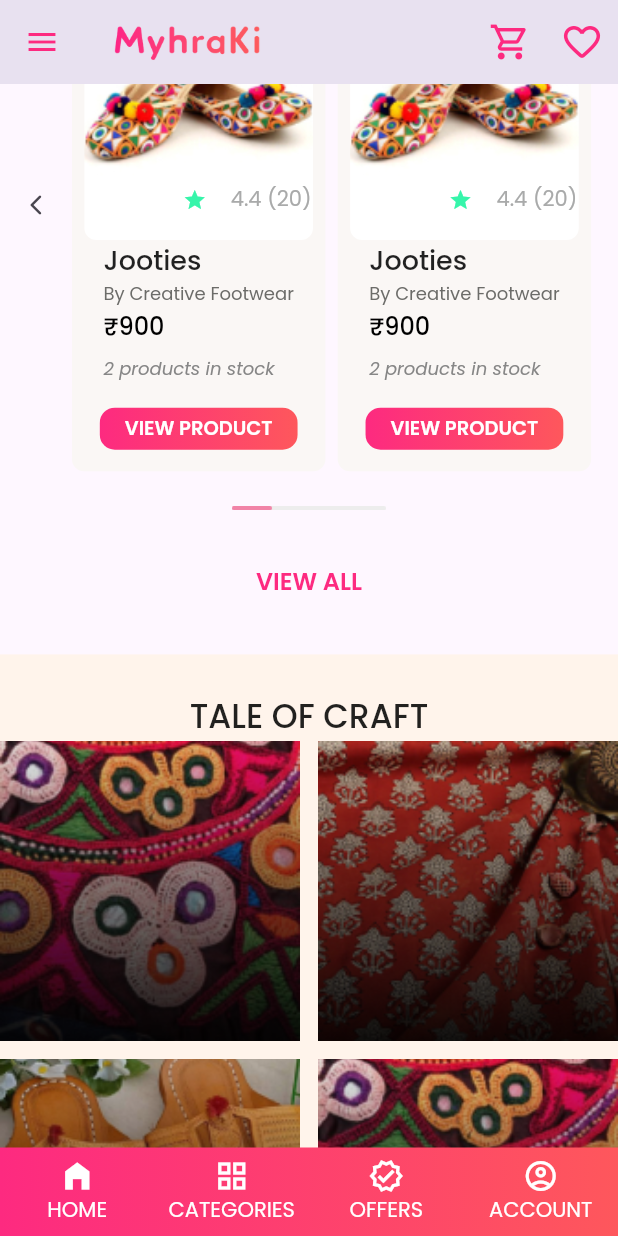
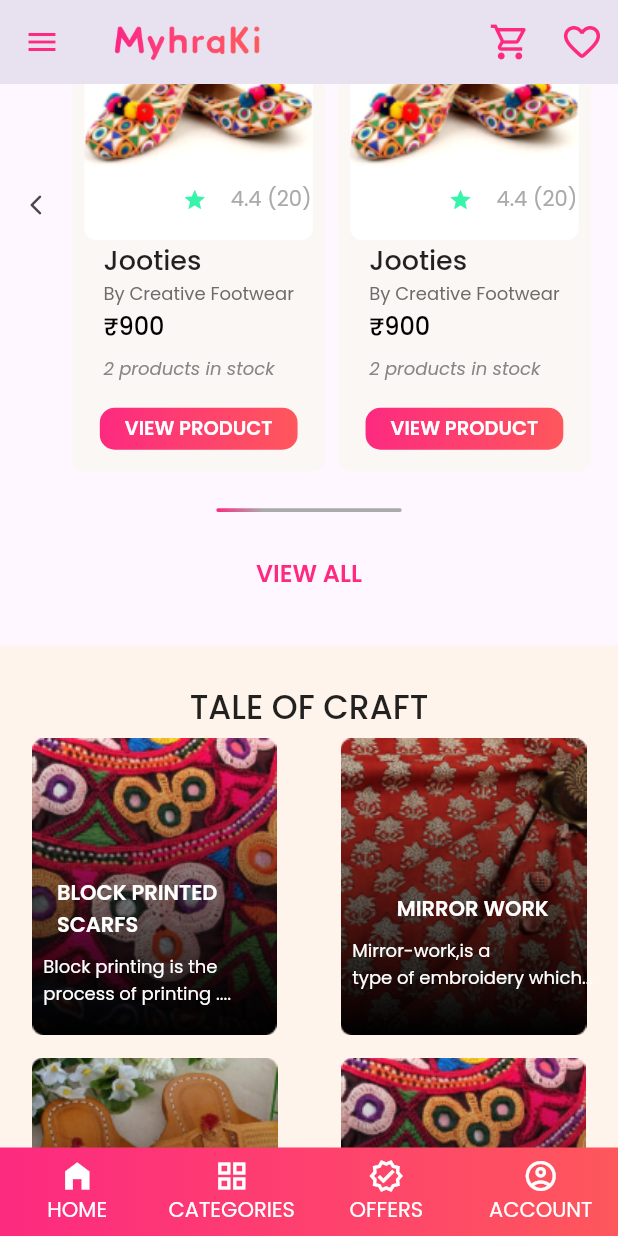
Before and after one commit to Sandrapc1/platformMyhraki, a Flutter app: the screen it shows after launch, scrolled down 576 dp, after a tap on "VIEW ALL", on a phone screen of 412 x 824 dp. Run offline on Flutter 3.47's test engine with Material 2 defaults, Android fonts, the phone set to English and light mode, and no system bars; our stand-ins replace carousel_slider, google_fonts.

Commit message:
completed popular ideas and footwears

```diff
--- a/lib/core/colors.dart
+++ b/lib/core/colors.dart
@@ -9,3 +9,4 @@ const Color lettercolor=Color(0xFF8686865);
 const Color lightgrey=Color(0xFFFAF7F5);
 const Color green=Color(0xFF029F4A5);
 const Color light=Color(0xFFFFF4EB);
+const Color viewall=Color.fromARGB(255, 240, 237, 237);
--- a/lib/src/views/carousel slider.dart
+++ b/lib/src/views/carouselslider_screen.dart
@@ -1,3 +1,5 @@
+// ignore_for_file: library_private_types_in_public_api
+
 import 'package:carousel_slider/carousel_slider.dart';
 import 'package:flutter/material.dart';
 import 'package:platform_myhrakii/core/colors.dart';
@@ -23,7 +25,7 @@ class _CarouselSliderDemoState extends State<CarouselSliderDemo> {
       children: [
         SizedBox(
           height: 150.0,
-          width: 360,
+          width: 390,
           child: CarouselSlider(
             items: carouselImage.map((carouselImage) {
               return _buildCarouselItem(carouselImage);
@@ -31,7 +33,7 @@ class _CarouselSliderDemoState extends State<CarouselSliderDemo> {
             options: CarouselOptions(
               height: 200.0,
               enlargeCenterPage: true,
-              autoPlay: true,
+              autoPlay: false,
               autoPlayInterval: const Duration(seconds: 2),
               autoPlayAnimationDuration: const Duration(milliseconds: 800),
               autoPlayCurve: Curves.fastOutSlowIn,
--- a/lib/src/views/craft_widget.dart
+++ /dev/null
@@ -1,110 +0,0 @@
-// import 'package:flutter/material.dart';
-// import '../../core/colors.dart';
-
-// class CraftWidget extends StatelessWidget {
-//   const CraftWidget({
-//     Key? key,
-//     required this.size,
-//   }) : super(key: key);
-
-//   final Size size;
-
-//   @override
-//   Widget build(BuildContext context) {
-//     return Container(
-//       height: size.height * 0.5,
-//       width: size.width,
-//       color: light,
-//       child: Column(
-//         mainAxisAlignment: MainAxisAlignment.center,
-//         children: [
-//           SizedBox(height: size.height * 0.03),
-//           const Text(
-//             'TALE OF CRAFT',
-//             style: TextStyle(fontSize: 22, fontWeight: FontWeight.w500),
-//           ),
-//           Expanded(
-//             child: Center(
-//               child: GridView.builder(
-//                 physics: const NeverScrollableScrollPhysics(),
-//                 gridDelegate: const SliverGridDelegateWithFixedCrossAxisCount(
-//                   crossAxisCount: 2,
-//                   crossAxisSpacing: 12,
-//                   mainAxisSpacing: 12,
-//                 ),
-//                 itemCount: 4,
-//                 itemBuilder: (context, index) {
-//                   return Container(
-//                     height: size.height * 0.02,
-//                     width: size.width * 0.01,
-//                     decoration: BoxDecoration(
-//                       borderRadius: BorderRadius.circular(12),
-//                       color: green,
-//                     ),
-//                   );
-//                 },
-//               ),
-//             ),
-//           ),
-//         ],
-//       ),
-//     );
-//   }
-// }
-
-
-
-import 'package:flutter/material.dart';
-import '../../core/colors.dart';
-
-class CraftWidget extends StatelessWidget {
-   CraftWidget({
-    Key? key,
-    required this.size,
-  }) : super(key: key);
-
-  final Size size;
-
-  final List<String> assetImages = ['assets/images/Rectangle 162262.png', 'assets/images/Rectangle 162261.png', 'assets/images/Rectangle 162261 (1).png', 'assets/images/Rectangle 162262.png'];
-
-  @override
-  Widget build(BuildContext context) {
-    return Container(
-      // height: size.height * 0.5,
-      height: 500,
-      width: size.width,
-      color: light,
-      child: Column(
-        mainAxisAlignment: MainAxisAlignment.center,
-        children: [
-          SizedBox(height: size.height * 0.03),
-          const Text(
-            'TALE OF CRAFT',
-            style: TextStyle(fontSize: 22, fontWeight: FontWeight.w500),
-          ),
-          Expanded(
-            child: Center(
-              child: GridView.builder(
-                physics: const NeverScrollableScrollPhysics(),
-                gridDelegate: const SliverGridDelegateWithFixedCrossAxisCount(
-                  crossAxisCount: 2,
-                  crossAxisSpacing: 12,
-                  mainAxisSpacing: 12,
-                ),
-                itemCount: 4,
-                itemBuilder: (context, index) {
-                  return Image.asset(
-                    assetImages[index],
-                    height: size.height * 0.02,
-                    width: size.width * 0.01,
-                    fit: BoxFit.cover,
-                  );
-                },
-              ),
-            ),
-          ),
-        ],
-      ),
-    );
-  }
-}
--- /dev/null
+++ b/lib/src/views/craft_widget_screen.dart
@@ -0,0 +1,119 @@
+import 'package:flutter/material.dart';
+import '../../core/colors.dart';
+
+class CraftWidget extends StatelessWidget {
+  CraftWidget({
+    Key? key,
+    required this.size,
+  }) : super(key: key);
+
+  final Size size;
+
+  final List<Map<String, String>> assetImages = [
+    {
+      'assetImages': 'assets/images/Rectangle 162262.png',
+      'craftText': 'BLOCK PRINTED\nSCARFS',
+      'subText': 'Block printing is the\nprocess of printing ....'
+    },
+    {
+      'assetImages': 'assets/images/Rectangle 162261.png',
+      'craftText': 'MIRROR WORK',
+      'subText': 'Mirror-work,is a\ntype of embroidery which...'
+    },
+    {
+      'assetImages': 'assets/images/Rectangle 162261 (1).png',
+      'craftText': 'KOLHAPURI\nCHAPPALS',
+      'subText': 'Kolhapuri chappals are \nIndian decorati...'
+    },
+    {
+      'assetImages': 'assets/images/Rectangle 162262.png',
+      'craftText': 'BLOCK PRINTED\nSCARFS',
+      'subText': 'Block printing is the\nprocess of printing ....'
+    }
+  ];
+
+  @override
+  Widget build(BuildContext context) {
+    return Container(
+        // height: size.height * 0.5,
+        height: size.height * 0.68,
+        width: size.width,
+        color: light,
+        child: Column(
+          children: [
+            SizedBox(height: size.height * 0.03),
+            const Text(
+              'TALE OF CRAFT',
+              style: TextStyle(fontSize: 22, fontWeight: FontWeight.w500),
+            ),
+            Expanded(
+                child: GridView.builder(
+                    physics: const NeverScrollableScrollPhysics(),
+                    gridDelegate:
+                        const SliverGridDelegateWithFixedCrossAxisCount(
+                      crossAxisCount: 2,
+                      crossAxisSpacing: 0,
+                      mainAxisSpacing: 7,
+                    ),
+                    itemCount: 4,
+                    itemBuilder: (context, index) {
+                      return Container(
+                        alignment: Alignment.centerLeft,
+                        height: size.height,
+                        decoration: BoxDecoration(
+                            borderRadius: BorderRadius.circular(10),
+                            image: DecorationImage(
+                                image: AssetImage(
+                                    assetImages[index]['assetImages']!))),
+                        child: Padding(
+                          padding: EdgeInsets.only(
+                              left: size.width * 0.07, top: size.height * 0.09),
+                          child: Column(
+                            // crossAxisAlignment: CrossAxisAlignment.start,
+                            mainAxisAlignment: MainAxisAlignment.center,
+                            children: [
+                              Text(
+                                assetImages[index]['craftText']!,
+                                style: const TextStyle(
+                                    color: white,
+                                    fontSize: 14,
+                                    fontWeight: FontWeight.w600),
+                              ),
+                              SizedBox(height: size.height * 0.01),
+                              Text(
+                                assetImages[index]['subText']!,
+                                style: const TextStyle(
+                                    color: white,
+                                    fontSize: 12,
+                                    fontWeight: FontWeight.w400),
+                              ),
+                            ],
+                          ),
+                        ),
+                      );
+                    })),
+            Container(
+              height: size.height * 0.003,
+              width: size.width * 0.3,
+              decoration: BoxDecoration(
+                  borderRadius: BorderRadius.circular(10),
+                  gradient: const LinearGradient(
+                      colors: [primary, grey, grey, grey, grey],
+                      begin: Alignment.centerLeft,
+                      end: Alignment.centerRight),
+                  color: primary),
+            ),
+            SizedBox(height: size.height * 0.02),
+            TextButton(
+                onPressed: () {},
+                child: const Text(
+                  'VIEW ALL',
+                  style: TextStyle(
+                      color: primary,
+                      fontSize: 16,
+                      fontWeight: FontWeight.w600),
+                )),
+          ],
+        ));
+  }
+}
--- /dev/null
+++ b/lib/src/views/customerdetails_screen.dart
@@ -0,0 +1,127 @@
+// import 'package:flutter/material.dart';
+// import '../../core/colors.dart';
+
+// class CustomerDetails extends StatelessWidget {
+//   const CustomerDetails({
+//     super.key,
+//     required this.size,
+//   });
+
+//   final Size size;
+
+//   @override
+//   Widget build(BuildContext context) {
+//     return Container(
+//       height: size.height * 0.2,
+//       width: size.width,
+//       color: pink,
+//       child: ListView.builder(
+//         scrollDirection: Axis.horizontal,
+//         itemBuilder: (context, index) {
+//           return  Padding(
+//             padding: const EdgeInsets.all(10.0),
+//             child: Column(
+//               // crossAxisAlignment: CrossAxisAlignment.center,
+//               // mainAxisAlignment: MainAxisAlignment.center,
+//               children: [
+//                 Container(
+//                   height: size.height*0.15,
+//                   width: size.width,
+//                   color: green,
+//                   child: Row(
+//                     children: [
+//                       Container(
+//                         alignment: Alignment.topCenter,
+//                         height: size.height * 0.05,
+//                         width: size.width * 0.08,
+//                         decoration: BoxDecoration(
+//                           borderRadius: BorderRadius.circular(45),
+//                           image: DecorationImage(image: AssetImage('assets/images/profile.jpg'),fit: BoxFit.cover)
+//                         ),
+
+//                       ),
+//                     ],
+//                   ),
+//                 )
+//               ],
+//             ),
+//           );
+//         },
+
+//       ),
+//     );
+//   }
+// }
+
+// ignore_for_file: must_be_immutable
+
+import 'package:flutter/material.dart';
+import '../../core/colors.dart';
+
+class CustomerDetails extends StatelessWidget {
+  CustomerDetails({
+    super.key,
+    required this.size,
+  });
+
+  final Size size;
+  List <Map<String , String>>popularItems = [
+    {'popularImage':'assets/image/profile.jpg','populatText':'Sheena Mittal'},
+   { 'popularImage':'assets/images/profile.jpg','populatText':'Sheena Mittal'}
+  ];
+
+  @override
+  Widget build(BuildContext context) {
+    return Container(
+      height: size.height * 0.25,
+      width: size.width,
+      color: green,
+      child: ListView.builder(
+        itemCount: 2,
+        scrollDirection: Axis.horizontal,
+        itemBuilder: (context, index) {
+          return Padding(
+            padding: const EdgeInsets.all(8.0),
+            child: Column(
+              crossAxisAlignment: CrossAxisAlignment.start,
+              mainAxisAlignment: MainAxisAlignment.center,
+              children: [
+                Container(
+                  height: size.height * 0.2,
+                  width: size.width * 0.54,
+                  decoration: BoxDecoration(
+                      color: viewall, borderRadius: BorderRadius.circular(10)),
+                  child: Column(
+                    children: [
+                      SizedBox(height: size.height * 0.01),
+                      Container(
+                        height: size.height * 0.13,
+                        width: size.width * 0.5,
+                        decoration: BoxDecoration(
+                            // color: pink,
+                            borderRadius: BorderRadius.circular(10),
+                            image: DecorationImage(
+                                image: AssetImage(popularItems[index]['popularImage']!),
+                                fit: BoxFit.cover)),
+                      ),
+                       Text(
+                       popularItems[index]['populatText']!,
+                        style: const TextStyle(
+                            fontWeight: FontWeight.w500, fontSize: 16),
+                      ),
+                      // const Text(
+                      //   '“I love the Platform very much as it gives\n us great opportunities and also exposure to all small business owners!”',
+                      //   style:
+                      //       TextStyle(color: grey, fontWeight: FontWeight.w400),
+                      // ),
+                    ],
+                  ),
+                ),
+              ],
+            ),
+          );
+        },
+      ),
+    );
+  }
+}
--- a/lib/src/views/home_screen.dart
+++ b/lib/src/views/home_screen.dart
@@ -1,12 +1,14 @@
 import 'package:flutter/material.dart';
 import 'package:platform_myhrakii/core/colors.dart';
-import 'package:platform_myhrakii/src/views/CategoriesRow.dart';
+import 'package:platform_myhrakii/src/views/categoriesRow_screen.dart';
 import 'package:platform_myhrakii/src/views/bottamnavigation.dart';
-import 'package:platform_myhrakii/src/views/carousel%20slider.dart';
+import 'package:platform_myhrakii/src/views/carouselslider_screen.dart';
 import 'package:platform_myhrakii/src/views/cart_screen.dart';
 import 'package:platform_myhrakii/src/views/favorite_scree.dart';
-import 'craft_widget.dart';
-import 'footwearrow.dart';
+import 'package:platform_myhrakii/src/views/popularides_screen.dart';
+import 'craft_widget_screen.dart';
+import 'customerdetails_screen.dart';
+import 'footwearrow_screen.dart';
 
 class HomeScreen extends StatelessWidget {
   const HomeScreen({super.key});
@@ -92,11 +94,19 @@ class HomeScreen extends StatelessWidget {
             ),
             SizedBox(height: size.height * 0.03),
             FootwearRow(size: size),
-            Image(
-              image: const AssetImage('assets/images/line.png'),
-              width: size.width * 0.25,
-              height: size.height * 0.06,
+            SizedBox(height: size.height * 0.03),
+            Container(
+              height: size.height * 0.003,
+              width: size.width * 0.3,
+              decoration: BoxDecoration(
+                  borderRadius: BorderRadius.circular(10),
+                  gradient: const LinearGradient(
+                      colors: [primary, grey, grey, grey, grey],
+                      begin: Alignment.centerLeft,
+                      end: Alignment.centerRight),
+                  color: primary),
             ),
+            SizedBox(height: size.height * 0.02),
             TextButton(
                 onPressed: () {},
                 child: const Text(
@@ -106,9 +116,38 @@ class HomeScreen extends StatelessWidget {
                       fontSize: 16,
                       fontWeight: FontWeight.w600),
                 )),
-                SizedBox(height:size.height*0.03),
-                CraftWidget(size: size),
-                Text('agddddddddddddddddddddddddd')
+            SizedBox(height: size.height * 0.03),
+            CraftWidget(size: size),
+            SizedBox(height: size.height * 0.03),
+            const Text('POPULAR  GIFT  IDEAS',
+                style: TextStyle(fontWeight: FontWeight.w500, fontSize: 22)),
+            PopularIdeasScreen(size: size),
+            SizedBox(height: size.height * 0.03),
+            Container(
+              height: size.height * 0.003,
+              width: size.width * 0.3,
+              decoration: BoxDecoration(
+                  borderRadius: BorderRadius.circular(10),
+                  gradient: const LinearGradient(
+                      colors: [primary, grey, grey, grey, grey],
+                      begin: Alignment.centerLeft,
+                      end: Alignment.centerRight),
+                  color: primary),
+            ),
+            SizedBox(height: size.height * 0.02),
+            TextButton(
+                onPressed: () {},
+                child: const Text(
+                  'VIEW ALL',
+                  style: TextStyle(
+                      color: primary,
+                      fontSize: 16,
+                      fontWeight: FontWeight.w600),
+                )),
+                 SizedBox(height: size.height * 0.03),
+            const Text('CUSTOMER REVIEWS',style: TextStyle(fontWeight: FontWeight.w500, fontSize: 22)),
+            SizedBox(height: size.height * 0.03),
+            CustomerDetails(size: size)
           ],
         ),
       ),
--- /dev/null
+++ b/lib/src/views/popularides_screen.dart
@@ -0,0 +1,72 @@
+// ignore_for_file: must_be_immutable
+
+import 'package:flutter/material.dart';
+import '../../core/colors.dart';
+
+class PopularIdeasScreen extends StatelessWidget {
+  PopularIdeasScreen({
+    super.key,
+    required this.size,
+  });
+
+  final Size size;
+  List <Map<String , String>>popularItems = [
+    {'popularImage':'assets/images/popularjutti.jpg','populatText':'Footwear'},
+   { 'popularImage':'assets/images/popularbag.jpg','populatText':'Bags'}
+  ];
+
+  @override
+  Widget build(BuildContext context) {
+    return SizedBox(
+      height: size.height * 0.25,
+      width: size.width,
+      // color: green,
+      child: ListView.builder(
+        itemCount: 2,
+        scrollDirection: Axis.horizontal,
+        itemBuilder: (context, index) {
+          return Padding(
+            padding: const EdgeInsets.all(8.0),
+            child: Column(
+              crossAxisAlignment: CrossAxisAlignment.start,
+              mainAxisAlignment: MainAxisAlignment.center,
+              children: [
+                Container(
+                  height: size.height * 0.2,
+                  width: size.width * 0.54,
+                  decoration: BoxDecoration(
+                      color: viewall, borderRadius: BorderRadius.circular(10)),
+                  child: Column(
+                    children: [
+                      SizedBox(height: size.height * 0.01),
+                      Container(
+                        height: size.height * 0.13,
+                        width: size.width * 0.5,
+                        decoration: BoxDecoration(
+                            // color: pink,
+                            borderRadius: BorderRadius.circular(10),
+                            image: DecorationImage(
+                                image: AssetImage(popularItems[index]['popularImage']!),
+                                fit: BoxFit.cover)),
+                      ),
+                       Text(
+                       popularItems[index]['populatText']!,
+                        style: const TextStyle(
+                            fontWeight: FontWeight.w500, fontSize: 16),
+                      ),
+                      const Text(
+                        'Gifted By 50 people',
+                        style:
+                            TextStyle(color: grey, fontWeight: FontWeight.w400),
+                      ),
+                    ],
+                  ),
+                ),
+              ],
+            ),
+          );
+        },
+      ),
+    );
+  }
+}
```
Also changed, not shown: assets/images/Ethnic-jutti.jpg (added), assets/images/bags.jpg (added), assets/images/popularbag.jpg (added), assets/images/popularjutti.jpg (added), assets/images/profile.jpg (added), lib/src/views/categoriesRow_screen.dart (renamed from lib/src/views/CategoriesRow.dart), lib/src/views/footwearrow_screen.dart (renamed from lib/src/views/footwearrow.dart).
